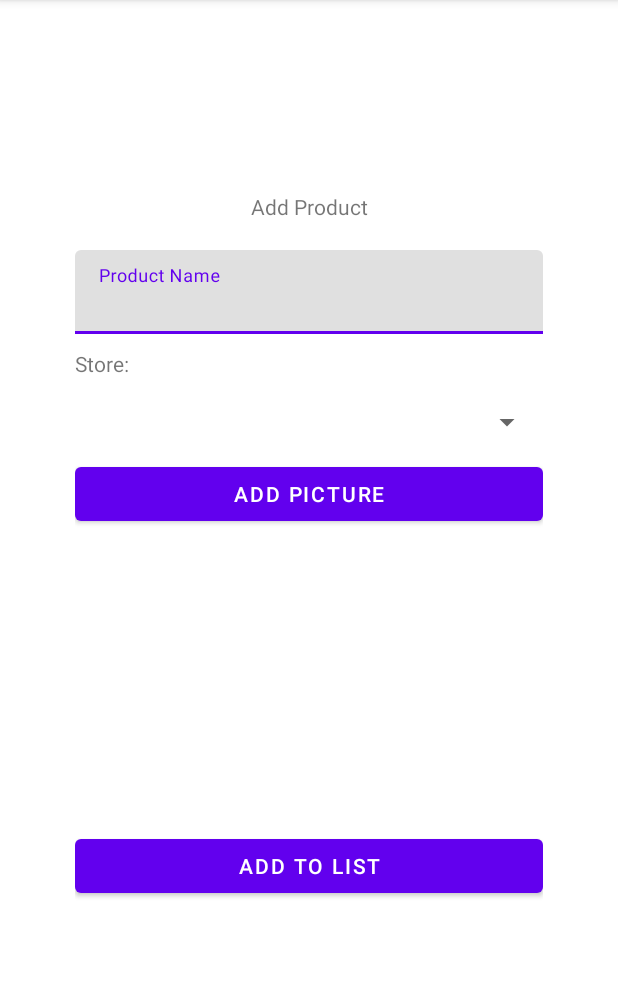
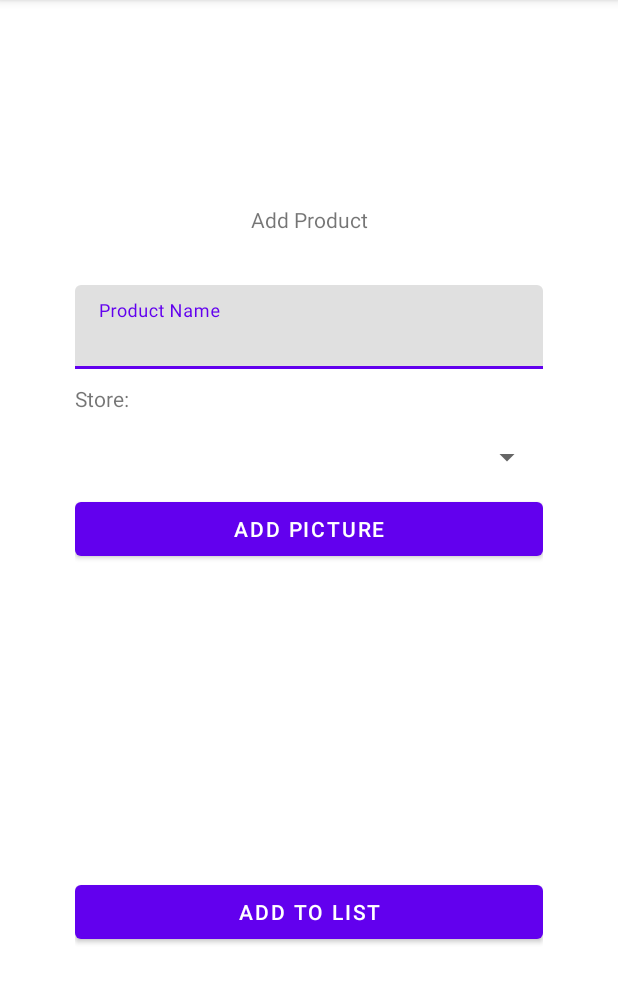
Before and after one commit to AaronLaeuchli/UeK335, an Android app: the ProductFormActivity screen opened directly, with no data from a screen before it, on a phone screen of 412 x 824 dp, the part 84-1088 px from its top. Run offline under Robolectric (Android 15) with nearby library versions, the phone set to English and light mode, and no system bars; libraries missing offline, so code that uses them is left out: com.permissionx.guolindev.

Commit message:
View Changes

```diff
--- a/app/build.gradle
+++ b/app/build.gradle
@@ -30,6 +30,7 @@ android {
 }
 
 dependencies {
+    implementation 'com.guolindev.permissionx:permissionx:1.6.1'
     implementation 'com.baoyz.swipemenulistview:library:1.3.0'
     implementation 'com.hudomju:swipe-to-dismiss-undo:1.0'
     implementation 'androidx.appcompat:appcompat:1.4.0'
--- a/app/src/main/res/layout/activity_main.xml
+++ b/app/src/main/res/layout/activity_main.xml
@@ -24,7 +24,7 @@
             android:layout_width="match_parent"
             android:layout_height="wrap_content"
             android:gravity="center_horizontal"
-            android:text="Buy It"
+            android:text="@string/buy_it"
             android:textSize="24sp"
             android:textStyle="bold" />
 
@@ -62,7 +62,7 @@
                 android:layout_height="wrap_content"
                 android:layout_weight="1"
                 android:gravity="center"
-                android:text="Shopping Cart" />
+                android:text="@string/shopping_cart" />
 
             <TextView
                 android:id="@+id/textView2"
@@ -70,7 +70,7 @@
                 android:layout_height="wrap_content"
                 android:layout_weight="1"
                 android:gravity="center"
-                android:text="Manage Stores" />
+                android:text="@string/manage_stores" />
         </TableRow>
 
 
--- a/app/src/main/res/layout/activity_product.xml
+++ b/app/src/main/res/layout/activity_product.xml
@@ -4,6 +4,6 @@
 
     <ImageView android:layout_height="400dp" android:layout_width="250dp" tools:srcCompat="@tools:sample/avatars" app:layout_constraintTop_toTopOf="parent" app:layout_constraintStart_toStartOf="parent" app:layout_constraintEnd_toEndOf="parent" app:layout_constraintBottom_toBottomOf="parent" android:layout_marginBottom="271dp" android:layout_marginTop="60dp" android:id="@+id/imageView"/>
 
-    <TextView android:layout_height="wrap_content" android:layout_width="wrap_content" app:layout_constraintStart_toStartOf="parent" app:layout_constraintEnd_toEndOf="parent" android:id="@+id/productName" app:layout_constraintTop_toBottomOf="@+id/imageView" android:text="TextView"/>
+    <TextView android:layout_height="wrap_content" android:layout_width="wrap_content" app:layout_constraintStart_toStartOf="parent" app:layout_constraintEnd_toEndOf="parent" android:id="@+id/productName" app:layout_constraintTop_toBottomOf="@+id/imageView" android:text="@string/textview"/>
 
 </androidx.constraintlayout.widget.ConstraintLayout>
--- a/app/src/main/res/layout/activity_product_form.xml
+++ b/app/src/main/res/layout/activity_product_form.xml
@@ -4,7 +4,18 @@
     <LinearLayout android:layout_height="wrap_content" android:layout_width="0dp" app:layout_constraintTop_toTopOf="parent" app:layout_constraintStart_toStartOf="parent" app:layout_constraintEnd_toEndOf="parent" app:layout_constraintBottom_toBottomOf="parent" android:padding="50dp" android:orientation="vertical" android:id="@+id/linearLayout2">
 
 
-    -<com.google.android.material.textfield.TextInputLayout android:layout_height="match_parent" android:layout_width="match_parent" android:id="@+id/inpWeight">
+        <TextView
+            android:id="@+id/textView"
+            android:layout_width="match_parent"
+            android:layout_height="match_parent"
+            android:text="Add Product"
+            android:textAlignment="center" />
+
+        <Space
+            android:layout_width="match_parent"
+            android:layout_height="34dp" />
+
+        <com.google.android.material.textfield.TextInputLayout android:layout_height="match_parent" android:layout_width="match_parent" android:id="@+id/inpWeight">
 
     <com.google.android.material.textfield.TextInputEditText android:layout_height="wrap_content" android:layout_width="match_parent" android:id="@+id/editStore" android:hint="Product Name"/>
 
@@ -21,12 +32,12 @@
 
     <ImageView android:layout_height="150dp" android:layout_width="match_parent" android:id="@+id/productImageView" tools:srcCompat="@tools:sample/avatars"/>
 
-    <Space android:layout_height="50dp" android:layout_width="match_parent"/>
+        <Space
+            android:layout_width="match_parent"
+            android:layout_height="57dp" />
 
     <Button android:layout_height="wrap_content" android:layout_width="match_parent" android:id="@+id/btnAddStoreToList" android:text="Add to List"/>
 
 </LinearLayout>
 
-    <TextView android:layout_height="wrap_content" android:layout_width="wrap_content" app:layout_constraintTop_toTopOf="parent" app:layout_constraintStart_toStartOf="parent" app:layout_constraintEnd_toEndOf="parent" android:id="@+id/textView" android:text="Add Product" android:layout_marginTop="128dp"/>
-
 </androidx.constraintlayout.widget.ConstraintLayout>
--- a/app/src/main/res/layout/activity_shopping_cart.xml
+++ b/app/src/main/res/layout/activity_shopping_cart.xml
@@ -52,12 +52,6 @@
                 android:layout_height="17dp"
                 android:layout_weight="1" />
 
-            <ImageButton
-                android:id="@+id/btnAddPicture"
-                android:layout_width="65dp"
-                android:layout_height="65dp"
-                app:srcCompat="@drawable/addpicture_foreground" />
-
         </LinearLayout>
 
         <Space
--- a/app/src/main/res/layout/activity_store.xml
+++ b/app/src/main/res/layout/activity_store.xml
@@ -23,7 +23,7 @@
             android:layout_height="58dp"
             android:layout_gravity="bottom"
             android:layout_marginTop="128dp"
-            android:text="Add Store"
+            android:text="@string/add_store"
             android:textAlignment="center" />
 
         <com.google.android.material.textfield.TextInputLayout
@@ -35,7 +35,7 @@
                 android:id="@+id/editStore"
                 android:layout_width="match_parent"
                 android:layout_height="wrap_content"
-                android:hint="Store Name" />
+                android:hint="@string/store_name" />
         </com.google.android.material.textfield.TextInputLayout>
 
         <!-- Spinner Element -->
@@ -49,7 +49,7 @@
             android:id="@+id/btnAddStoreToList"
             android:layout_width="match_parent"
             android:layout_height="wrap_content"
-            android:text="Add to List" />
+            android:text="@string/add_to_list" />
 
         <Space
             android:layout_width="match_parent"
```
Also changed, not shown: app/src/main/AndroidManifest.xml (+10 -1 lines), app/src/main/java/ch/zli/aal/buyit/activity/ProductFormActivity.java (+8 -1 lines), app/src/main/res/values/strings.xml (+7 -0 lines).
